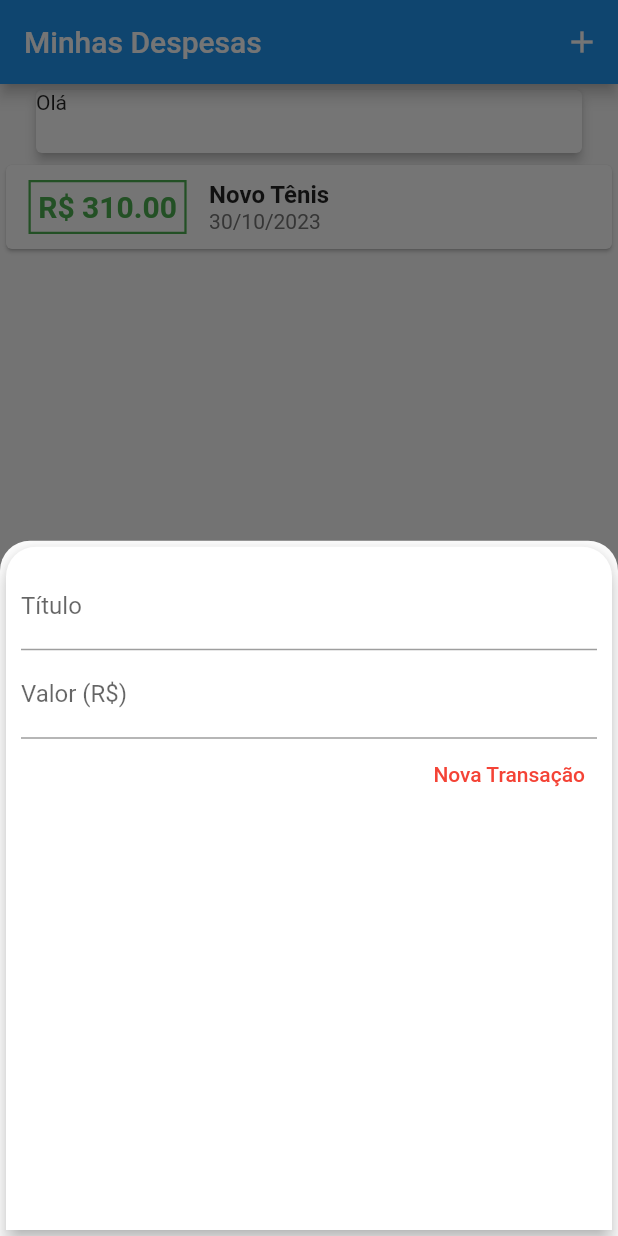
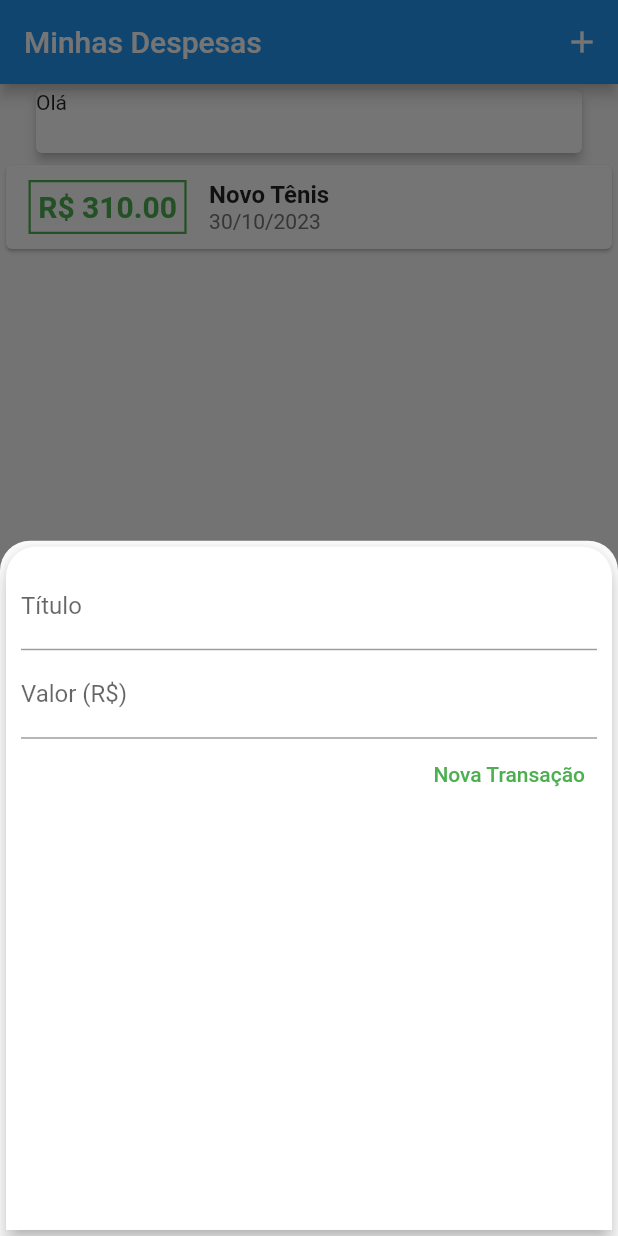
Before and after one commit to EduardoCoder1/Flutter-Despesas-Pessoais, a Flutter app: the screen it shows after launch, after a tap on the "add" icon, on a phone screen of 412 x 824 dp. Run offline on Flutter 3.47's test engine with Material 2 defaults, Android fonts, the phone set to English and light mode, and no system bars.

Commit message:
primeiro_commit

```diff
--- a/lib/components/transaction_form.dart
+++ b/lib/components/transaction_form.dart
@@ -26,7 +26,7 @@ class _TransactionFormState extends State<TransactionForm> {
       shape: RoundedRectangleBorder(borderRadius: BorderRadius.only(topLeft: Radius.circular(20), topRight: Radius.circular(20))),
       elevation: 5,
       child: Padding(
-        padding: const EdgeInsets.all(10),
+        padding: const EdgeInsets.all(10.0),
         child: Column(
           children: [
             TextField(
@@ -46,7 +46,7 @@ class _TransactionFormState extends State<TransactionForm> {
                   onPressed: _submitForm,
                   child: Text(
                     'Nova Transação',
-                    style: TextStyle(color: Colors.red),
+                    style: TextStyle(color: Colors.green),
                   ),
                 ),
               ],
```
